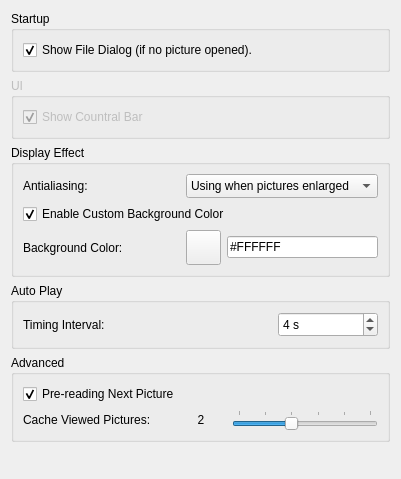
This is ui/commonsetting.ui in yuezhao/ezviewer as Qt 5 draws it before an edit. The edited form follows.
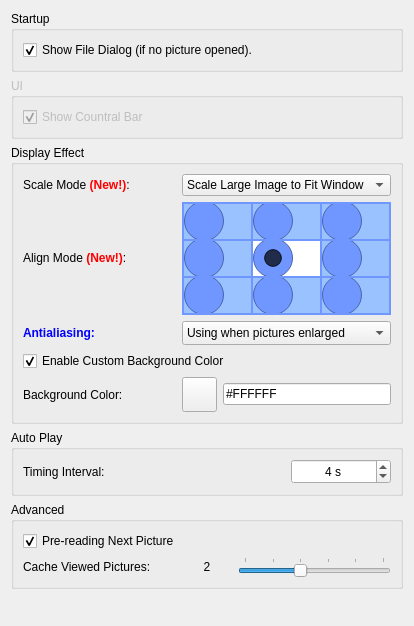
This is the edited form. Icons and pictures are not drawn.

Commit message: Add: image scale mode and align mode

Patch:
```diff
--- a/ui/commonsetting.ui
+++ b/ui/commonsetting.ui
@@ -6,8 +6,8 @@
    <rect>
     <x>0</x>
     <y>0</y>
-    <width>401</width>
-    <height>478</height>
+    <width>414</width>
+    <height>616</height>
    </rect>
   </property>
   <property name="windowTitle">
@@ -64,6 +64,40 @@
      </property>
      <layout class="QGridLayout" name="gridLayout_3">
       <item row="0" column="2">
+       <widget class="QComboBox" name="scaleModeCombo">
+        <item>
+         <property name="text">
+          <string>Scale Large Image to Fit Window</string>
+         </property>
+        </item>
+        <item>
+         <property name="text">
+          <string>Keep Image Size</string>
+         </property>
+        </item>
+        <item>
+         <property name="text">
+          <string>Fit Window Width</string>
+         </property>
+        </item>
+        <item>
+         <property name="text">
+          <string>Fit Window Height</string>
+         </property>
+        </item>
+        <item>
+         <property name="text">
+          <string>Scale to Fit Window</string>
+         </property>
+        </item>
+        <item>
+         <property name="text">
+          <string>Scale to Expand Window</string>
+         </property>
+        </item>
+       </widget>
+      </item>
+      <item row="2" column="2">
        <widget class="QComboBox" name="antialiasModeCombo">
         <property name="sizePolicy">
          <sizepolicy hsizetype="Preferred" vsizetype="Preferred">
@@ -94,21 +128,28 @@
         </item>
        </widget>
       </item>
-      <item row="0" column="0">
+      <item row="2" column="0">
        <widget class="QLabel" name="label_2">
         <property name="text">
-         <string>Antialiasing:</string>
+         <string>&lt;html&gt;&lt;head/&gt;&lt;body&gt;&lt;p&gt;&lt;span style=&quot; font-weight:600; color:#0000ff;&quot;&gt;Antialiasing:&lt;/span&gt;&lt;/p&gt;&lt;/body&gt;&lt;/html&gt;</string>
         </property>
        </widget>
       </item>
-      <item row="3" column="0">
+      <item row="5" column="0">
        <widget class="QLabel" name="colorLabel">
         <property name="text">
          <string>Background Color:</string>
         </property>
        </widget>
       </item>
-      <item row="3" column="2">
+      <item row="0" column="0">
+       <widget class="QLabel" name="label_4">
+        <property name="text">
+         <string>&lt;html&gt;&lt;head/&gt;&lt;body&gt;&lt;p&gt;Scale Mode &lt;span style=&quot; font-weight:600; color:#ff0000;&quot;&gt;(New!)&lt;/span&gt;&lt;span style=&quot; color:#000000;&quot;&gt;:&lt;/span&gt;&lt;/p&gt;&lt;/body&gt;&lt;/html&gt;</string>
+        </property>
+       </widget>
+      </item>
+      <item row="5" column="2">
        <layout class="QHBoxLayout" name="horizontalLayout_2">
         <property name="sizeConstraint">
          <enum>QLayout::SetDefaultConstraint</enum>
@@ -165,7 +206,7 @@
         </item>
        </layout>
       </item>
-      <item row="2" column="0" colspan="3">
+      <item row="4" column="0" colspan="3">
        <widget class="QCheckBox" name="colorCheckBox">
         <property name="text">
          <string>Enable Custom Background Color</string>
@@ -175,6 +216,595 @@
         </property>
        </widget>
       </item>
+      <item row="1" column="0">
+       <widget class="QLabel" name="label_5">
+        <property name="text">
+         <string>&lt;html&gt;&lt;head/&gt;&lt;body&gt;&lt;p&gt;Align Mode &lt;span style=&quot; font-weight:600; color:#ff0000;&quot;&gt;(New!)&lt;/span&gt;:&lt;/p&gt;&lt;/body&gt;&lt;/html&gt;</string>
+        </property>
+       </widget>
+      </item>
+      <item row="1" column="2">
+       <widget class="QFrame" name="frame">
+        <property name="minimumSize">
+         <size>
+          <width>0</width>
+          <height>0</height>
+         </size>
+        </property>
+        <property name="maximumSize">
+         <size>
+          <width>16777215</width>
+          <height>16777215</height>
+         </size>
+        </property>
+        <property name="autoFillBackground">
+         <bool>false</bool>
+        </property>
+        <property name="styleSheet">
+         <string notr="true">background-color: rgb(112, 150, 255);</string>
+        </property>
+        <property name="frameShape">
+         <enum>QFrame::NoFrame</enum>
+        </property>
+        <property name="frameShadow">
+         <enum>QFrame::Raised</enum>
+        </property>
+        <layout class="QGridLayout" name="gridLayout_8">
+         <property name="margin">
+          <number>2</number>
+         </property>
+         <property name="spacing">
+          <number>2</number>
+         </property>
+         <item row="0" column="1">
+          <widget class="QRadioButton" name="centerTopButton">
+           <property name="sizePolicy">
+            <sizepolicy hsizetype="Preferred" vsizetype="Preferred">
+             <horstretch>0</horstretch>
+             <verstretch>0</verstretch>
+            </sizepolicy>
+           </property>
+           <property name="minimumSize">
+            <size>
+             <width>35</width>
+             <height>35</height>
+            </size>
+           </property>
+           <property name="styleSheet">
+            <string notr="true">QRadioButton::checked {
+	background-color: rgb(255, 255, 255);
+ }
+
+QRadioButton::unchecked {
+	
+	background-color: rgb(153, 194, 255);
+ }
+
+QRadioButton::indicator {
+     width: 40px;
+     height: 40px;
+ }
+
+ QRadioButton::indicator::unchecked {
+     image: url(about:blank);
+ }
+
+ QRadioButton::indicator:unchecked:hover {
+     image: url(about:blank);
+ }
+
+ QRadioButton::indicator:unchecked:pressed {
+     image: url(about:blank);
+ }
+
+ QRadioButton::indicator::checked {
+     image: url(about:blank);
+ }
+
+ QRadioButton::indicator:checked:hover {
+     image: url(about:blank);
+ }
+
+ QRadioButton::indicator:checked:pressed {
+     image: url(about:blank);
+ }</string>
+           </property>
+           <property name="text">
+            <string/>
+           </property>
+          </widget>
+         </item>
+         <item row="1" column="2">
+          <widget class="QRadioButton" name="rightCenterButton">
+           <property name="sizePolicy">
+            <sizepolicy hsizetype="Preferred" vsizetype="Preferred">
+             <horstretch>0</horstretch>
+             <verstretch>0</verstretch>
+            </sizepolicy>
+           </property>
+           <property name="minimumSize">
+            <size>
+             <width>35</width>
+             <height>35</height>
+            </size>
+           </property>
+           <property name="styleSheet">
+            <string notr="true">QRadioButton::checked {
+	background-color: rgb(255, 255, 255);
+ }
+
+QRadioButton::unchecked {
+	
+	background-color: rgb(153, 194, 255);
+ }
+
+QRadioButton::indicator {
+     width: 40px;
+     height: 40px;
+ }
+
+ QRadioButton::indicator::unchecked {
+     image: url(about:blank);
+ }
+
+ QRadioButton::indicator:unchecked:hover {
+     image: url(about:blank);
+ }
+
+ QRadioButton::indicator:unchecked:pressed {
+     image: url(about:blank);
+ }
+
+ QRadioButton::indicator::checked {
+     image: url(about:blank);
+ }
+
+ QRadioButton::indicator:checked:hover {
+     image: url(about:blank);
+ }
+
+ QRadioButton::indicator:checked:pressed {
+     image: url(about:blank);
+ }</string>
+           </property>
+           <property name="text">
+            <string/>
+           </property>
+          </widget>
+         </item>
+         <item row="1" column="1">
+          <widget class="QRadioButton" name="centerCenterButton">
+           <property name="sizePolicy">
+            <sizepolicy hsizetype="Preferred" vsizetype="Preferred">
+             <horstretch>0</horstretch>
+             <verstretch>0</verstretch>
+            </sizepolicy>
+           </property>
+           <property name="minimumSize">
+            <size>
+             <width>35</width>
+             <height>35</height>
+            </size>
+           </property>
+           <property name="styleSheet">
+            <string notr="true">QRadioButton::checked {
+	background-color: rgb(255, 255, 255);
+ }
+
+QRadioButton::unchecked {
+	
+	background-color: rgb(153, 194, 255);
+ }
+
+QRadioButton::indicator {
+     width: 40px;
+     height: 40px;
+ }
+
+ QRadioButton::indicator::unchecked {
+     image: url(about:blank);
+ }
+
+ QRadioButton::indicator:unchecked:hover {
+     image: url(about:blank);
+ }
+
+ QRadioButton::indicator:unchecked:pressed {
+     image: url(about:blank);
+ }
+
+ QRadioButton::indicator::checked {
+     image: url(about:blank);
+ }
+
+ QRadioButton::indicator:checked:hover {
+     image: url(about:blank);
+ }
+
+ QRadioButton::indicator:checked:pressed {
+     image: url(about:blank);
+ }</string>
+           </property>
+           <property name="text">
+            <string/>
+           </property>
+           <property name="checked">
+            <bool>true</bool>
+           </property>
+          </widget>
+         </item>
+         <item row="2" column="1">
+          <widget class="QRadioButton" name="centerBottomButton">
+           <property name="sizePolicy">
+            <sizepolicy hsizetype="Preferred" vsizetype="Preferred">
+             <horstretch>0</horstretch>
+             <verstretch>0</verstretch>
+            </sizepolicy>
+           </property>
+           <property name="minimumSize">
+            <size>
+             <width>35</width>
+             <height>35</height>
+            </size>
+           </property>
+           <property name="styleSheet">
+            <string notr="true">QRadioButton::checked {
+	background-color: rgb(255, 255, 255);
+ }
+
+QRadioButton::unchecked {
+	
+	background-color: rgb(153, 194, 255);
+ }
+
+QRadioButton::indicator {
+     width: 40px;
+     height: 40px;
+ }
+
+ QRadioButton::indicator::unchecked {
+     image: url(about:blank);
+ }
+
+ QRadioButton::indicator:unchecked:hover {
+     image: url(about:blank);
+ }
+
+ QRadioButton::indicator:unchecked:pressed {
+     image: url(about:blank);
+ }
+
+ QRadioButton::indicator::checked {
+     image: url(about:blank);
+ }
+
+ QRadioButton::indicator:checked:hover {
+     image: url(about:blank);
+ }
+
+ QRadioButton::indicator:checked:pressed {
+     image: url(about:blank);
+ }</string>
+           </property>
+           <property name="text">
+            <string/>
+           </property>
+           <property name="iconSize">
+            <size>
+             <width>19</width>
+             <height>19</height>
+            </size>
+           </property>
+          </widget>
+         </item>
+         <item row="2" column="0">
+          <widget class="QRadioButton" name="leftBottomButton">
+           <property name="sizePolicy">
+            <sizepolicy hsizetype="Preferred" vsizetype="Preferred">
+             <horstretch>0</horstretch>
+             <verstretch>0</verstretch>
+            </sizepolicy>
+           </property>
+           <property name="minimumSize">
+            <size>
+             <width>35</width>
+             <height>35</height>
+            </size>
+           </property>
+           <property name="styleSheet">
+            <string notr="true">QRadioButton::checked {
+	background-color: rgb(255, 255, 255);
+ }
+
+QRadioButton::unchecked {
+	
+	background-color: rgb(153, 194, 255);
+ }
+
+QRadioButton::indicator {
+     width: 40px;
+     height: 40px;
+ }
+
+ QRadioButton::indicator::unchecked {
+     image: url(about:blank);
+ }
+
+ QRadioButton::indicator:unchecked:hover {
+     image: url(about:blank);
+ }
+
+ QRadioButton::indicator:unchecked:pressed {
+     image: url(about:blank);
+ }
+
+ QRadioButton::indicator::checked {
+     image: url(about:blank);
+ }
+
+ QRadioButton::indicator:checked:hover {
+     image: url(about:blank);
+ }
+
+ QRadioButton::indicator:checked:pressed {
+     image: url(about:blank);
+ }</string>
+           </property>
+           <property name="text">
+            <string/>
+           </property>
+           <property name="iconSize">
+            <size>
+             <width>19</width>
+             <height>19</height>
+            </size>
+           </property>
+          </widget>
+         </item>
+         <item row="0" column="2">
+          <widget class="QRadioButton" name="rightTopButton">
+           <property name="sizePolicy">
+            <sizepolicy hsizetype="Preferred" vsizetype="Preferred">
+             <horstretch>0</horstretch>
+             <verstretch>0</verstretch>
+            </sizepolicy>
+           </property>
+           <property name="minimumSize">
+            <size>
+             <width>35</width>
+             <height>35</height>
+            </size>
+           </property>
+           <property name="styleSheet">
+            <string notr="true">QRadioButton::checked {
+	background-color: rgb(255, 255, 255);
+ }
+
+QRadioButton::unchecked {
+	
+	background-color: rgb(153, 194, 255);
+ }
+
+QRadioButton::indicator {
+     width: 40px;
+     height: 40px;
+ }
+
+ QRadioButton::indicator::unchecked {
+     image: url(about:blank);
+ }
+
+ QRadioButton::indicator:unchecked:hover {
+     image: url(about:blank);
+ }
+
+ QRadioButton::indicator:unchecked:pressed {
+     image: url(about:blank);
+ }
+
+ QRadioButton::indicator::checked {
+     image: url(about:blank);
+ }
+
+ QRadioButton::indicator:checked:hover {
+     image: url(about:blank);
+ }
+
+ QRadioButton::indicator:checked:pressed {
+     image: url(about:blank);
+ }</string>
+           </property>
+           <property name="text">
+            <string/>
+           </property>
+          </widget>
+         </item>
+         <item row="1" column="0">
+          <widget class="QRadioButton" name="leftCenterButton">
+           <property name="sizePolicy">
+            <sizepolicy hsizetype="Preferred" vsizetype="Preferred">
+             <horstretch>0</horstretch>
+             <verstretch>0</verstretch>
+            </sizepolicy>
+           </property>
+           <property name="minimumSize">
+            <size>
+             <width>35</width>
+             <height>35</height>
+            </size>
+           </property>
+           <property name="styleSheet">
+            <string notr="true">QRadioButton::checked {
+	background-color: rgb(255, 255, 255);
+ }
+
+QRadioButton::unchecked {
+	
+	background-color: rgb(153, 194, 255);
+ }
+
+QRadioButton::indicator {
+     width: 40px;
+     height: 40px;
+ }
+
+ QRadioButton::indicator::unchecked {
+     image: url(about:blank);
+ }
+
+ QRadioButton::indicator:unchecked:hover {
+     image: url(about:blank);
+ }
+
+ QRadioButton::indicator:unchecked:pressed {
+     image: url(about:blank);
+ }
+
+ QRadioButton::indicator::checked {
+     image: url(about:blank);
+ }
+
+ QRadioButton::indicator:checked:hover {
+     image: url(about:blank);
+ }
+
+ QRadioButton::indicator:checked:pressed {
+     image: url(about:blank);
+ }</string>
+           </property>
+           <property name="text">
+            <string/>
+           </property>
+          </widget>
+         </item>
+         <item row="2" column="2">
+          <widget class="QRadioButton" name="rightBottomButton">
+           <property name="sizePolicy">
+            <sizepolicy hsizetype="Preferred" vsizetype="Preferred">
+             <horstretch>0</horstretch>
+             <verstretch>0</verstretch>
+            </sizepolicy>
+           </property>
+           <property name="minimumSize">
+            <size>
+             <width>35</width>
+             <height>35</height>
+            </size>
+           </property>
+           <property name="styleSheet">
+            <string notr="true">QRadioButton::checked {
+	background-color: rgb(255, 255, 255);
+ }
+
+QRadioButton::unchecked {
+	
+	background-color: rgb(153, 194, 255);
+ }
+
+QRadioButton::indicator {
+     width: 40px;
+     height: 40px;
+ }
+
+ QRadioButton::indicator::unchecked {
+     image: url(about:blank);
+ }
+
+ QRadioButton::indicator:unchecked:hover {
+     image: url(about:blank);
+ }
+
+ QRadioButton::indicator:unchecked:pressed {
+     image: url(about:blank);
+ }
+
+ QRadioButton::indicator::checked {
+     image: url(about:blank);
+ }
+
+ QRadioButton::indicator:checked:hover {
+     image: url(about:blank);
+ }
+
+ QRadioButton::indicator:checked:pressed {
+     image: url(about:blank);
+ }</string>
+           </property>
+           <property name="text">
+            <string/>
+           </property>
+           <property name="iconSize">
+            <size>
+             <width>19</width>
+             <height>19</height>
+            </size>
+           </property>
+           <property name="checked">
+            <bool>false</bool>
+           </property>
+          </widget>
+         </item>
+         <item row="0" column="0">
+          <widget class="QRadioButton" name="leftTopButton">
+           <property name="sizePolicy">
+            <sizepolicy hsizetype="Preferred" vsizetype="Preferred">
+             <horstretch>0</horstretch>
+             <verstretch>0</verstretch>
+            </sizepolicy>
+           </property>
+           <property name="minimumSize">
+            <size>
+             <width>35</width>
+             <height>35</height>
+            </size>
+           </property>
+           <property name="styleSheet">
+            <string notr="true">QRadioButton::checked {
+	background-color: rgb(255, 255, 255);
+ }
+
+QRadioButton::unchecked {
+	
+	background-color: rgb(153, 194, 255);
+ }
+
+QRadioButton::indicator {
+     width: 40px;
+     height: 40px;
+ }
+
+ QRadioButton::indicator::unchecked {
+     image: url(about:blank);
+ }
+
+ QRadioButton::indicator:unchecked:hover {
+     image: url(about:blank);
+ }
+
+ QRadioButton::indicator:unchecked:pressed {
+     image: url(about:blank);
+ }
+
+ QRadioButton::indicator::checked {
+     image: url(about:blank);
+ }
+
+ QRadioButton::indicator:checked:hover {
+     image: url(about:blank);
+ }
+
+ QRadioButton::indicator:checked:pressed {
+     image: url(about:blank);
+ }</string>
+           </property>
+           <property name="text">
+            <string/>
+           </property>
+          </widget>
+         </item>
+        </layout>
+       </widget>
+      </item>
      </layout>
      <zorder>antialiasModeCombo</zorder>
      <zorder>label_2</zorder>
@@ -202,6 +832,29 @@
           <height>25</height>
          </size>
         </property>
+        <property name="styleSheet">
+         <string notr="true"> QSpinBox::down-button {
+     subcontrol-origin: border;
+     subcontrol-position: left; 
+
+     width: 25px;
+     border-image: url(:/Left2.png);
+     border-width: 0px;
+     border-top-width: 0;
+ }
+
+QSpinBox::up-button {
+     subcontrol-origin: border;
+     subcontrol-position: right;
+
+     width: 25px;
+     border-image: url(:/Right2.png);
+     border-width: 0px;
+ }</string>
+        </property>
+        <property name="alignment">
+         <set>Qt::AlignCenter</set>
+        </property>
         <property name="suffix">
          <string> s</string>
         </property>
```
Left out of the diff: 4 changed lines with no effect on the pictures. The commit also changes 12 other files.
